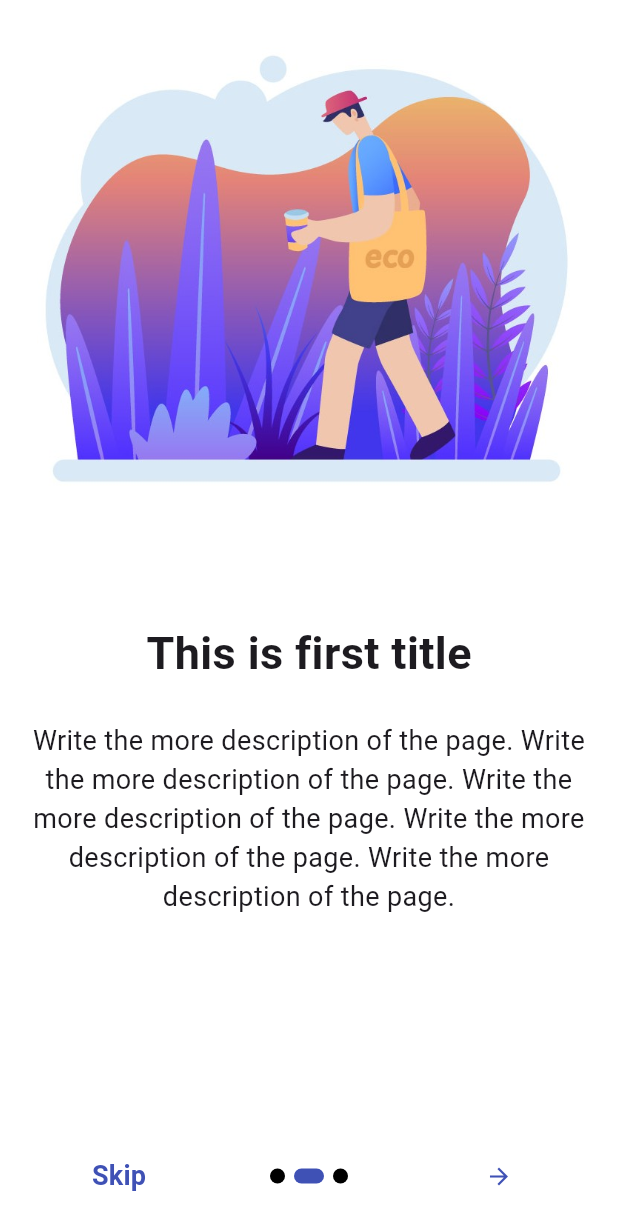
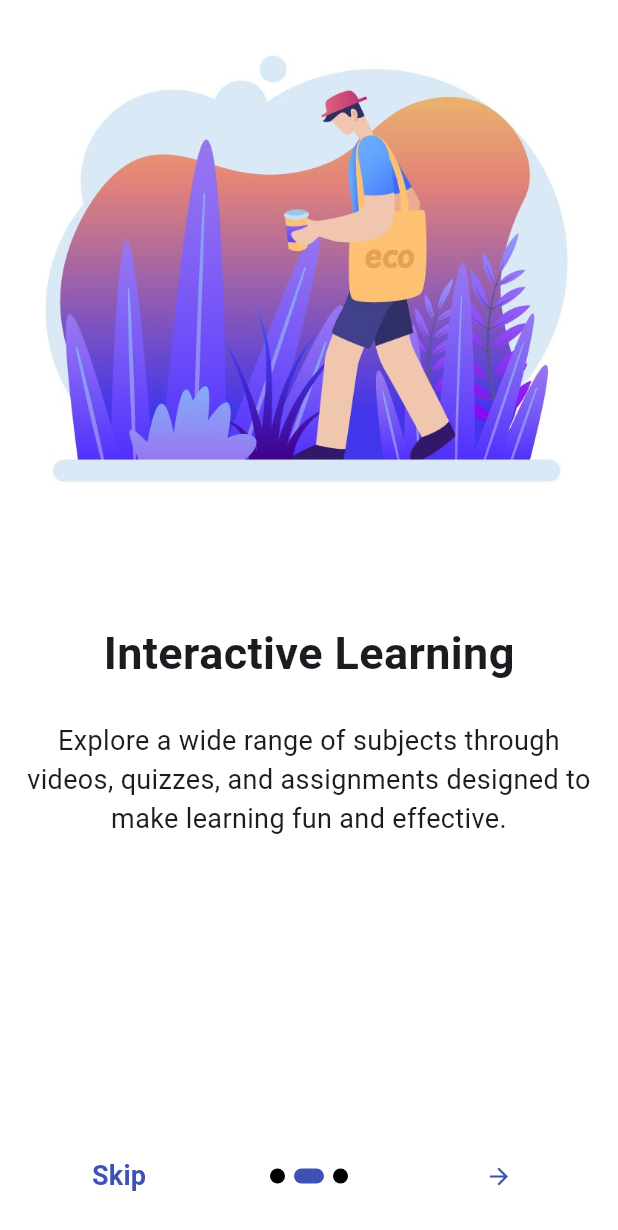
Before and after one commit to anshu-ac-dv/e_education, a Flutter app: the screen it shows after launch, after a tap on the "arrow forward" icon, on a phone screen of 412 x 824 dp. Shown: the top 1230 px of the screen. Run offline on Flutter 3.47's test engine with Material 3 defaults, Android fonts, the phone set to English and light mode, and no system bars; drawn by our look-alikes of introduction_screen.

Commit message:
Initial Commit

```diff
--- a/lib/main.dart
+++ b/lib/main.dart
@@ -12,7 +12,7 @@ class MyApp extends StatelessWidget {
   Widget build(BuildContext context) {
     return MaterialApp(
       debugShowCheckedModeBanner: false,
-      title: 'Course Wala',
+      title: 'EduLearn',
       theme: ThemeData(
         colorScheme: ColorScheme.fromSeed(seedColor: Colors.deepPurple),
       ),
--- a/lib/onboarding.dart
+++ b/lib/onboarding.dart
@@ -23,29 +23,29 @@ class _OnboardingState extends State<Onboarding> {
         pages: [
           PageViewModel(
             titleWidget: Text(
-              "Introduction",
+              "Welcome to EduLearn",
               style: TextStyle(fontSize: 30, fontWeight: FontWeight.bold),
             ),
             body:
-                "With the Course Wala app, your learning journey is in your hands. Explore a wide variety of courses, from competitive exam prep to professional development and creative skills. Our easy-to-use interface, expert instructors, and flexible learning options make quality education accessible and affordable for everyone",
+                "Discover a new way to learn anytime, anywhere. Join thousands of learners upgrading their skills with interactive lessons and expert guidance.",
             image: Image.asset("images/first.jpg", height: 400, width: 400),
           ),
           PageViewModel(
             titleWidget: Text(
-              "This is first title",
+              "Interactive Learning",
               style: TextStyle(fontSize: 30, fontWeight: FontWeight.bold),
             ),
             body:
-                "Write the more description of the page. Write the more description of the page. Write the more description of the page. Write the more description of the page. Write the more description of the page. ",
+                "Explore a wide range of subjects through videos, quizzes, and assignments designed to make learning fun and effective.",
             image: Image.asset("images/second.jpg", height: 400, width: 400),
           ),
           PageViewModel(
             titleWidget: Text(
-              "This is first title",
+              "Track Your Progress",
               style: TextStyle(fontSize: 30, fontWeight: FontWeight.bold),
             ),
             body:
-                "Write the more description of the page. Write the more description of the page. Write the more description of the page. Write the more description of the page. Write the more description of the page. ",
+                "Monitor your learning goals and achievements with personalized dashboards and daily progress reports.",
             image: Image.asset("images/thired.jpg", height: 400, width: 400),
           ),
         ],
@@ -72,7 +72,7 @@ class _OnboardingState extends State<Onboarding> {
         ),
         next: Icon(Icons.arrow_forward, color: Colors.indigo),
         done: Text(
-          "done",
+          "Done",
           style: TextStyle(
             fontWeight: FontWeight.bold,
             fontSize: 18,
--- a/lib/splash_screen.dart
+++ b/lib/splash_screen.dart
@@ -34,7 +34,7 @@ class _SplashScreenState extends State<SplashScreen> {
           mainAxisAlignment: MainAxisAlignment.center,
           children: [
             Text(
-              "E-Courses",
+              "EduLearn",
               style: TextStyle(
                 fontSize: 45,
                 color: Colors.white,
```
